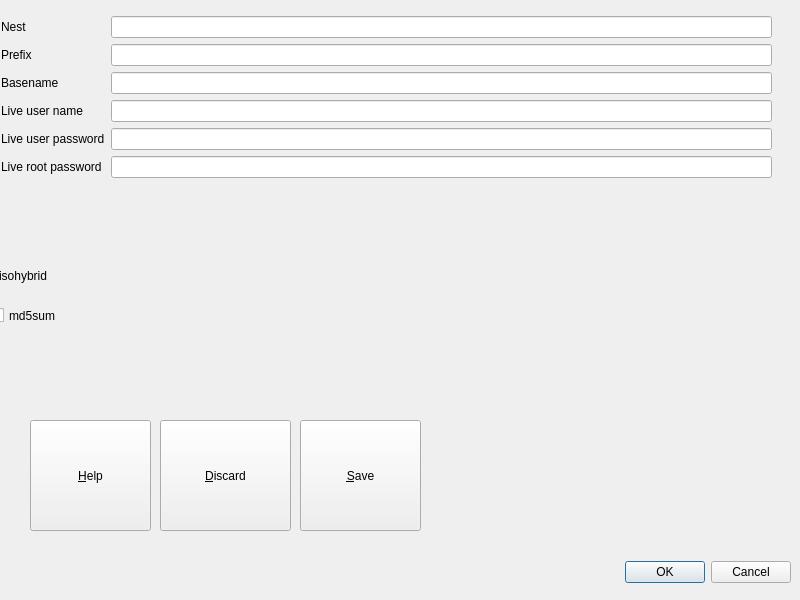
This is src/ui/config.ui in pieroproietti/pengui as Qt 5 draws it before an edit. The edited form follows.
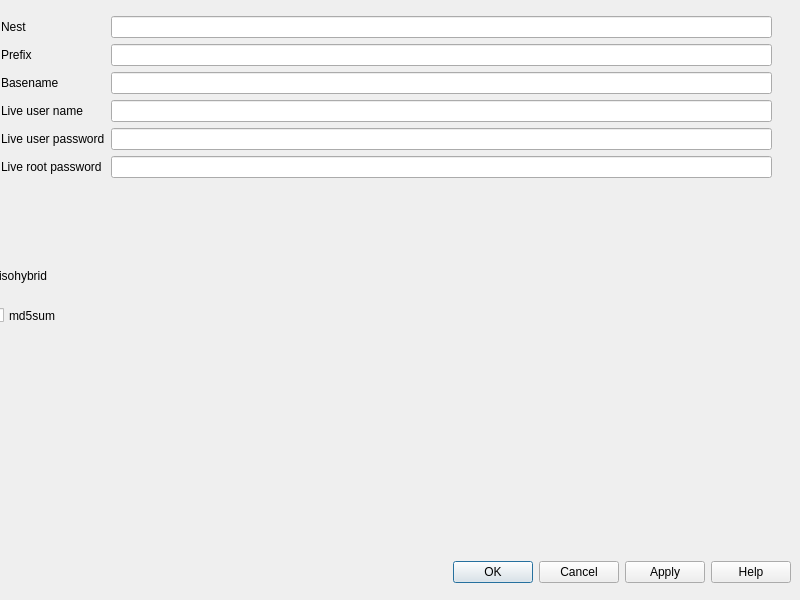
This is the edited form. Icons and pictures are not drawn.

Patch:
```diff
--- a/src/ui/config.ui
+++ b/src/ui/config.ui
@@ -42,40 +42,14 @@
   <widget class="QDialogButtonBox" name="buttonBox">
    <property name="geometry">
     <rect>
-     <x>620</x>
+     <x>420</x>
      <y>560</y>
-     <width>171</width>
+     <width>371</width>
      <height>24</height>
     </rect>
    </property>
    <property name="standardButtons">
-    <set>QDialogButtonBox::Cancel|QDialogButtonBox::Ok</set>
-   </property>
-  </widget>
-  <widget class="QPushButton" name="pushButtonSave">
-   <property name="geometry">
-    <rect>
-     <x>300</x>
-     <y>420</y>
-     <width>121</width>
-     <height>111</height>
-    </rect>
-   </property>
-   <property name="text">
-    <string>&amp;Save</string>
-   </property>
-  </widget>
-  <widget class="QPushButton" name="pushButtonDiscard">
-   <property name="geometry">
-    <rect>
-     <x>160</x>
-     <y>420</y>
-     <width>131</width>
-     <height>111</height>
-    </rect>
-   </property>
-   <property name="text">
-    <string>&amp;Discard</string>
+    <set>QDialogButtonBox::Apply|QDialogButtonBox::Cancel|QDialogButtonBox::Help|QDialogButtonBox::Ok</set>
    </property>
   </widget>
   <widget class="QCheckBox" name="checkBoxMakeIsohybrid">
@@ -110,19 +84,6 @@
     <string>md5sum</string>
    </property>
   </widget>
-  <widget class="QPushButton" name="pushButtonHelp">
-   <property name="geometry">
-    <rect>
-     <x>30</x>
-     <y>420</y>
-     <width>121</width>
-     <height>111</height>
-    </rect>
-   </property>
-   <property name="text">
-    <string>&amp;Help</string>
-   </property>
-  </widget>
   <widget class="QWidget" name="layoutWidget">
    <property name="geometry">
     <rect>
```
Left out of the diff: 2 changed lines with no effect on the pictures.
